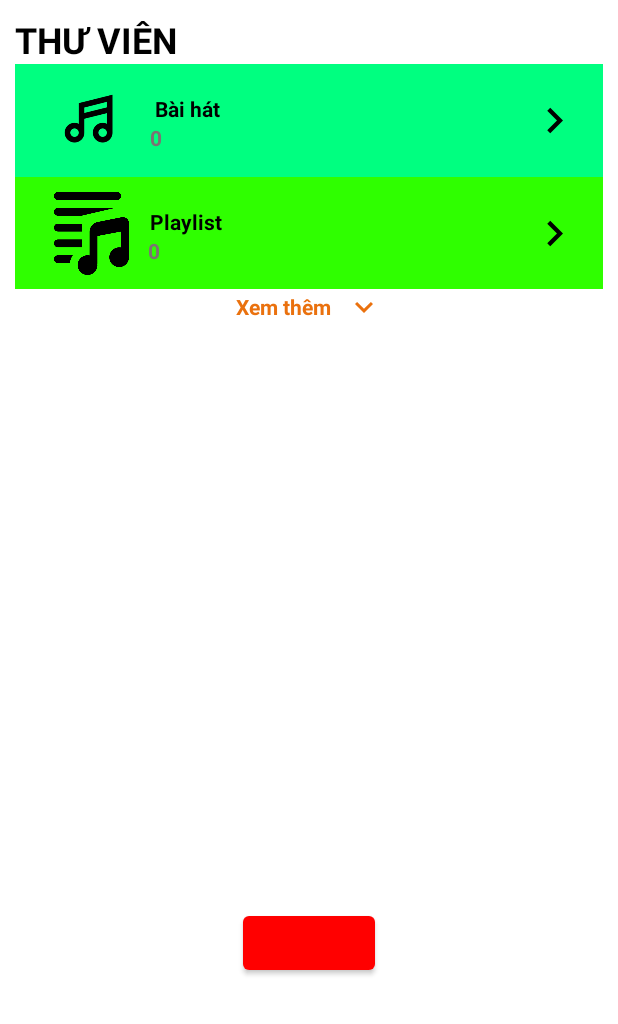
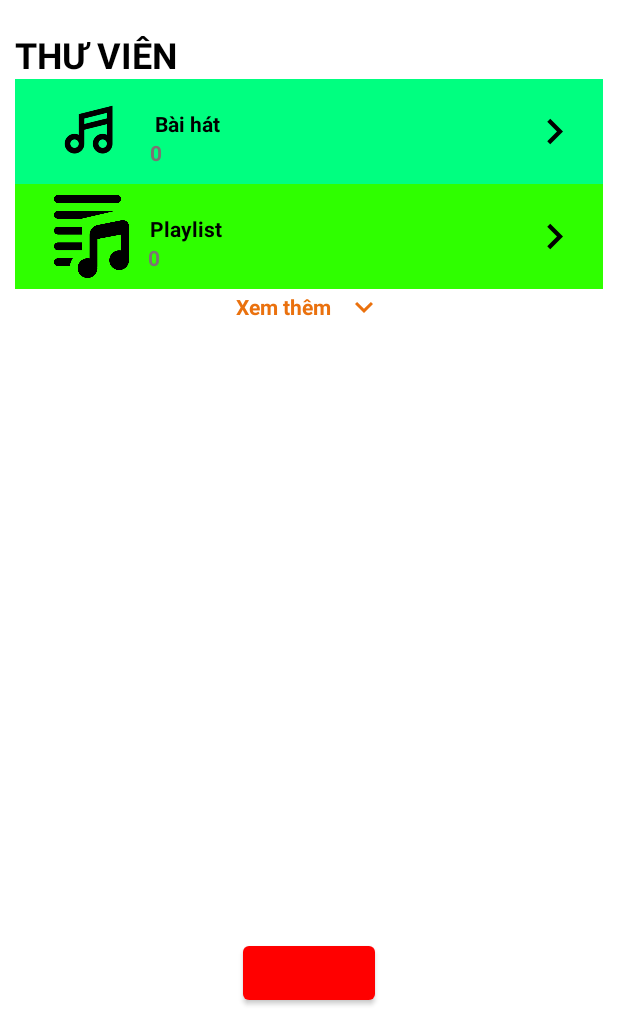
Before and after one commit to megatroncntt99/ThucTapChuyenMon, an Android app: the LoginActivity screen opened directly, with no data from a screen before it, on a phone screen of 412 x 824 dp, the part 212-1236 px from its top. Run offline under Robolectric (Android 15) with nearby library versions, the phone set to English and light mode, and no system bars; our stand-ins replace CircleImageView, Picasso; libraries missing offline, so code that uses them is left out: com.facebook, com.facebook.login, com.wefika.flowlayout, me.relex.circleindicator; plain views replace LoginButton; pictures from the network do not load; Roboto replaces fonts that are not available here; 5 statements that could not run were skipped.

Commit message:
Giao diện

```diff
--- a/AppNhacVuiVe/app/src/main/java/com/example/Fragment/FragmentSearchMV.java
+++ b/AppNhacVuiVe/app/src/main/java/com/example/Fragment/FragmentSearchMV.java
@@ -59,6 +59,7 @@ public class FragmentSearchMV extends Fragment {
     public void GetData() {
 
         progressBar.setVisibility(View.VISIBLE);
+        txtNoDataSearchMV.setVisibility(View.GONE);
         DataService dataService= APIService.getService();
         Call<Search> callback=dataService.GetDataSearchSong(key);
         callback.enqueue(new Callback<Search>() {
--- a/AppNhacVuiVe/app/src/main/java/com/example/Fragment/FragmentSearchPlaylist.java
+++ b/AppNhacVuiVe/app/src/main/java/com/example/Fragment/FragmentSearchPlaylist.java
@@ -56,6 +56,7 @@ public class FragmentSearchPlaylist extends Fragment {
     public void GetData() {
 
         progressBar.setVisibility(View.VISIBLE);
+        txtNoDataSearchPlaylist.setVisibility(View.GONE);
         DataService dataService = APIService.getService();
         Call<Search> callback = dataService.GetDataSearchSong(key);
         callback.enqueue(new Callback<Search>() {
--- a/AppNhacVuiVe/app/src/main/java/com/example/Fragment/FragmentSearchSong.java
+++ b/AppNhacVuiVe/app/src/main/java/com/example/Fragment/FragmentSearchSong.java
@@ -62,6 +62,7 @@ public class FragmentSearchSong extends Fragment {
             progressBar=viewSearchSong.findViewById(R.id.progressBarSearchSong);
         }
         progressBar.setVisibility(View.VISIBLE);
+        txtNoDataSearch.setVisibility(View.GONE);
         DataService dataService= APIService.getService();
         Call<Search> callback=dataService.GetDataSearchSong(key);
         callback.enqueue(new Callback<Search>() {
--- a/AppNhacVuiVe/app/src/main/java/com/example/appnhacvuive/AllCategoryLibraryActivity.java
+++ b/AppNhacVuiVe/app/src/main/java/com/example/appnhacvuive/AllCategoryLibraryActivity.java
@@ -71,7 +71,7 @@ public class AllCategoryLibraryActivity extends AppCompatActivity {
 
             }
         });
-        getSupportActionBar().setTitle("Chủ đề ("+categoryArrayList.size()+") ");
+        getSupportActionBar().setTitle("Thể loại ("+categoryArrayList.size()+") ");
 
         toolbarCategoryLibrary.setTitleTextColor(Color.BLACK);
     }
--- a/AppNhacVuiVe/app/src/main/java/com/example/appnhacvuive/LoginActivity.java
+++ b/AppNhacVuiVe/app/src/main/java/com/example/appnhacvuive/LoginActivity.java
@@ -266,7 +266,7 @@ public class LoginActivity extends AppCompatActivity {
             public void onClick(View view) {
                 if ((int) llSeeMore.getTag() == 1) {
                     LinearLayout.LayoutParams params = (LinearLayout.LayoutParams) llLibrary.getLayoutParams();
-                    params.height = (int) convertDpToPixels(376, LoginActivity.this);
+                    params.height = (int) convertDpToPixels(351, LoginActivity.this);
                     llLibrary.setLayoutParams(params);
                     llSeeMore.setTag(2);
                     txtSeeMoreLibrary.setText("Thu gọn");
@@ -275,7 +275,7 @@ public class LoginActivity extends AppCompatActivity {
                 }
                 else if ((int) llSeeMore.getTag() == 2) {
                     LinearLayout.LayoutParams params = (LinearLayout.LayoutParams) llLibrary.getLayoutParams();
-                    params.height = (int) convertDpToPixels(150, LoginActivity.this);
+                    params.height = (int) convertDpToPixels(140, LoginActivity.this);
                     llLibrary.setLayoutParams(params);
                     llSeeMore.setTag(1);
                     txtSeeMoreLibrary.setText("Xem thêm");
--- a/AppNhacVuiVe/app/src/main/java/com/example/appnhacvuive/PlaySongActivity.java
+++ b/AppNhacVuiVe/app/src/main/java/com/example/appnhacvuive/PlaySongActivity.java
@@ -348,10 +348,7 @@ public class PlaySongActivity extends AppCompatActivity implements GetDataSong,
                     onSongPlay();
                 }
                 UpdateTimeSong();
-                if (Build.VERSION.SDK_INT >= Build.VERSION_CODES.O) {
-                    startService(new Intent(PlaySongActivity.this, OnClearFromRecentService.class));
-                }
-
+                startService(new Intent(PlaySongActivity.this, OnClearFromRecentService.class));
             }
         });
 
--- a/AppNhacVuiVe/app/src/main/res/layout/activity_all_category_library.xml
+++ b/AppNhacVuiVe/app/src/main/res/layout/activity_all_category_library.xml
@@ -10,7 +10,7 @@
     <com.google.android.material.appbar.AppBarLayout
         android:layout_width="match_parent"
         android:layout_height="wrap_content"
-        android:background="#00FD05">
+        android:background="#075A09">
         <androidx.appcompat.widget.Toolbar
             android:id="@+id/toolbarCategoryLibrary"
             android:layout_width="match_parent"
--- a/AppNhacVuiVe/app/src/main/res/layout/activity_login.xml
+++ b/AppNhacVuiVe/app/src/main/res/layout/activity_login.xml
@@ -23,6 +23,7 @@
         android:layout_width="match_parent"
         android:layout_height="80dp"
         android:layout_marginTop="5dp"
+        android:layout_marginBottom="10dp"
         android:background="@drawable/custom_bg_login">
 
         <de.hdodenhof.circleimageview.CircleImageView
@@ -83,13 +84,13 @@
         <LinearLayout
             android:id="@+id/llLibrary"
             android:layout_width="match_parent"
-            android:layout_height="150dp"
+            android:layout_height="140dp"
             android:orientation="vertical">
 
             <RelativeLayout
                 android:id="@+id/relativeLayoutSong"
                 android:layout_width="match_parent"
-                android:layout_height="75dp"
+                android:layout_height="70dp"
                 android:background="#00FF80">
 
                 <ImageView
@@ -147,7 +148,7 @@
             <RelativeLayout
                 android:id="@+id/relativeLayoutPlaylist"
                 android:layout_width="match_parent"
-                android:layout_height="75dp"
+                android:layout_height="70dp"
                 android:background="#2FFF00">
                 <ImageView
                     android:scaleType="fitXY"
@@ -204,8 +205,8 @@
             <RelativeLayout
                 android:id="@+id/relativeLayoutCategory"
                 android:layout_width="match_parent"
-                android:layout_height="75dp"
-                android:background="#00FD05">
+                android:layout_height="70dp"
+                android:background="#075A09">
                 <ImageView
                     android:scaleType="fitXY"
                     android:id="@+id/imageView3"
@@ -262,7 +263,7 @@
             <RelativeLayout
                 android:id="@+id/relativeLayoutAlbum"
                 android:layout_width="match_parent"
-                android:layout_height="75dp"
+                android:layout_height="70dp"
                 android:background="#00FFEA">
 
                 <ImageView
@@ -313,7 +314,7 @@
             <RelativeLayout
                 android:id="@+id/relativeLayoutMV"
                 android:layout_width="match_parent"
-                android:layout_height="75dp"
+                android:layout_height="70dp"
                 android:background="#0050FF">
                 <ImageView
                     android:scaleType="fitXY"
@@ -387,8 +388,7 @@
         android:layout_width="wrap_content"
         android:layout_height="wrap_content"
         android:layout_gravity="center_horizontal"
-        android:layout_marginTop="30dp"
-        android:layout_marginBottom="30dp" />
+        android:layout_marginBottom="10dp" />
 
 
 </LinearLayout>
--- a/AppNhacVuiVe/app/src/main/res/layout/activity_main.xml
+++ b/AppNhacVuiVe/app/src/main/res/layout/activity_main.xml
@@ -50,9 +50,9 @@
                 android:textSize="15dp" />
 
             <ImageView
-
+                android:scaleType="centerInside"
                 android:id="@+id/imgMicro"
-                android:layout_width="20dp"
+                android:layout_width="30dp"
                 android:layout_height="40dp"
                 android:layout_marginRight="25dp"
                 android:onClick="eventClick"
--- a/AppNhacVuiVe/app/src/main/res/layout/activity_search.xml
+++ b/AppNhacVuiVe/app/src/main/res/layout/activity_search.xml
@@ -52,7 +52,7 @@
 
             <ImageView
                 android:id="@+id/imgMicro_Delete"
-                android:layout_width="20dp"
+                android:layout_width="30dp"
                 android:layout_height="40dp"
                 android:layout_marginRight="25dp"
                 android:src="@drawable/ic_micro" />
--- a/AppNhacVuiVe/app/src/main/res/layout/fragment_search_song.xml
+++ b/AppNhacVuiVe/app/src/main/res/layout/fragment_search_song.xml
@@ -38,7 +38,7 @@
         android:layout_height="wrap_content"
         android:text="Không có dữ liệu"
         android:textColor="#000000"
-        android:visibility="visible"
+        android:visibility="gone"
         android:id="@+id/txtNoDataSearchSong"
         android:layout_centerInParent="true"/>
 </RelativeLayout>
--- a/AppNhacVuiVe/app/src/main/res/layout/row_item_song_like.xml
+++ b/AppNhacVuiVe/app/src/main/res/layout/row_item_song_like.xml
@@ -18,7 +18,7 @@
             android:id="@+id/imgSongLike"/>
     </androidx.cardview.widget.CardView>
     <TextView
-        android:layout_width="210dp"
+        android:layout_width="200dp"
         android:layout_height="wrap_content"
         android:id="@+id/txtNameSongLike"
         android:singleLine="true"
```
Also changed, not shown: AppNhacVuiVe/app/src/main/java/com/example/appnhacvuive/MainActivity.java (+22 -18 lines), AppNhacVuiVe/app/src/main/java/com/example/appnhacvuive/SearchActivity.java (+47 -2 lines), 3 other files.
